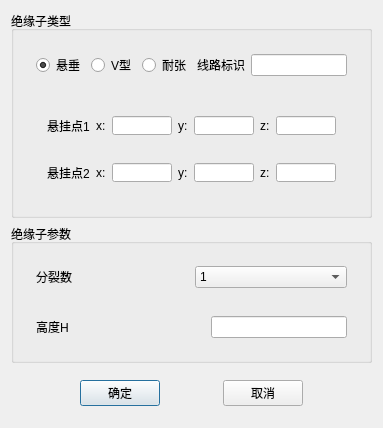
Before: the Qt Designer form TW/Interphase_spacer.ui in Shixuku/Tower-Visual, drawn with Qt 5.
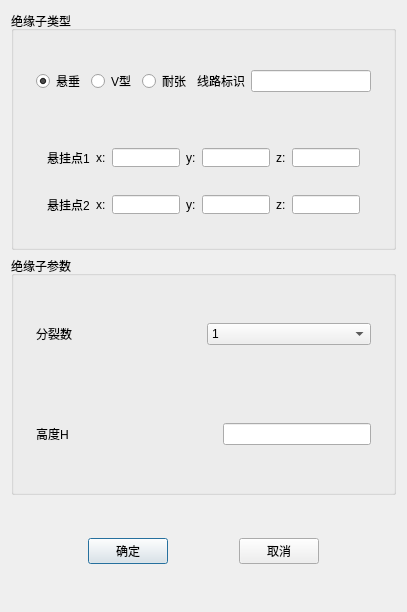
After: the same form once the commit is applied. The open tabs and pages were chosen to show the change.

```diff
--- a/TW/Interphase_spacer.ui
+++ b/TW/Interphase_spacer.ui
@@ -6,8 +6,8 @@
    <rect>
     <x>0</x>
     <y>0</y>
-    <width>383</width>
-    <height>423</height>
+    <width>407</width>
+    <height>612</height>
    </rect>
   </property>
   <property name="windowTitle">
```
Left out of the diff: 2 changed lines with no effect on the pictures.
